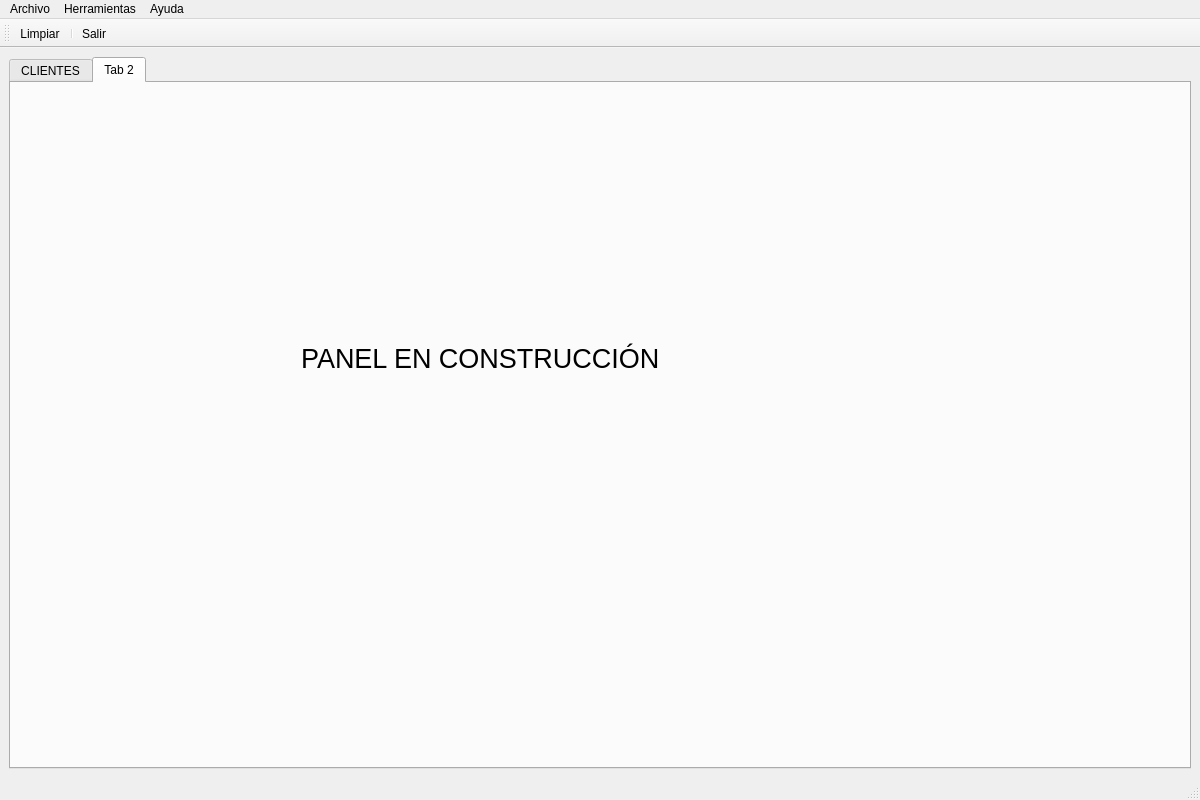
Above: templates/venPrincipal.ui from BuaTeijeiro/ProyectoDI before the change. Below: the same form after it.
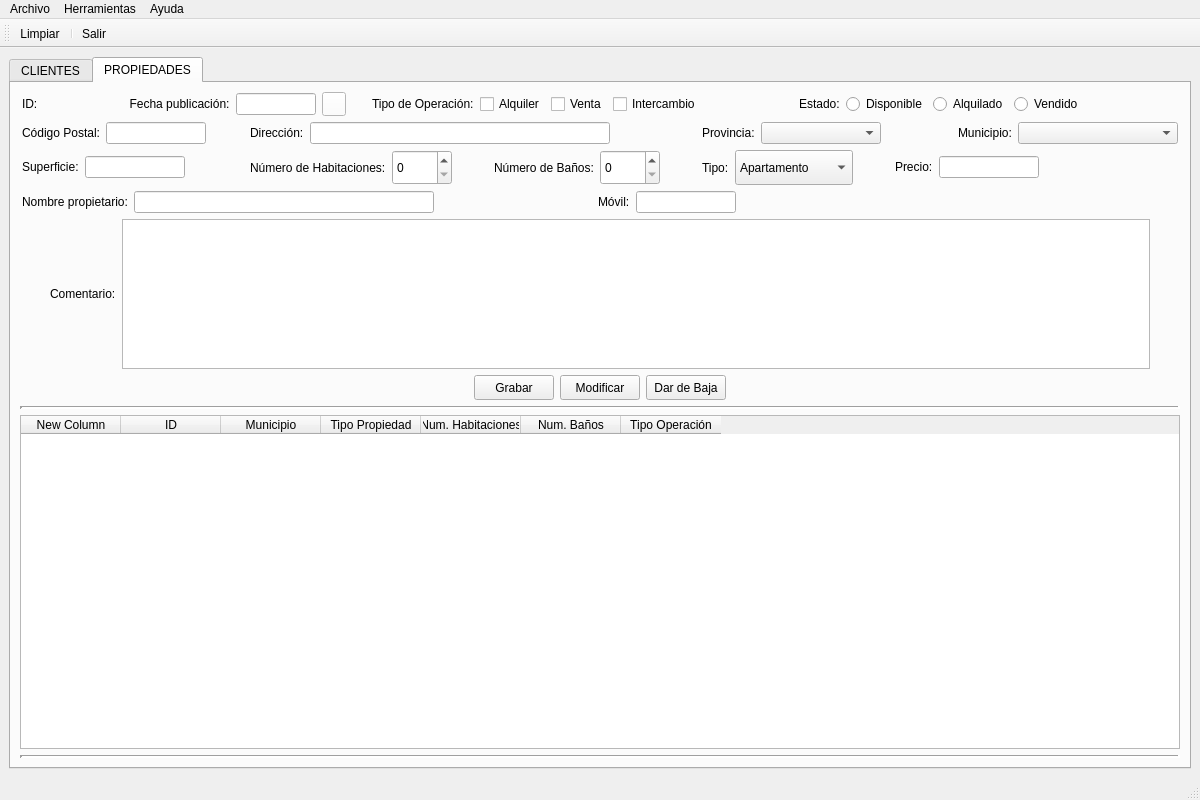
That is the form after the change. The open tabs and pages were chosen to show the change. Icons and pictures are not drawn.

Commit message: clase del 22/10/24: empezar panel propietarios

```diff
--- a/templates/venPrincipal.ui
+++ b/templates/venPrincipal.ui
@@ -778,26 +778,942 @@
       </widget>
       <widget class="QWidget" name="pesConstruccion">
        <attribute name="title">
-        <string>Tab 2</string>
+        <string>PROPIEDADES</string>
        </attribute>
-       <widget class="QLabel" name="label">
-        <property name="geometry">
-         <rect>
-          <x>290</x>
-          <y>130</y>
-          <width>411</width>
-          <height>291</height>
-         </rect>
-        </property>
-        <property name="font">
-         <font>
-          <pointsize>20</pointsize>
-         </font>
-        </property>
-        <property name="text">
-         <string>PANEL EN CONSTRUCCIÓN</string>
-        </property>
-       </widget>
+       <layout class="QVBoxLayout" name="verticalLayout_2">
+        <item>
+         <layout class="QHBoxLayout" name="horizontalLayout_34">
+          <item>
+           <spacer name="horizontalSpacer_30">
+            <property name="orientation">
+             <enum>Qt::Horizontal</enum>
+            </property>
+            <property name="sizeHint" stdset="0">
+             <size>
+              <width>18</width>
+              <height>20</height>
+             </size>
+            </property>
+           </spacer>
+          </item>
+          <item>
+           <layout class="QGridLayout" name="gridLayout_2">
+            <item row="0" column="0">
+             <layout class="QHBoxLayout" name="horizontalLayout_22">
+              <item>
+               <widget class="QLabel" name="label">
+                <property name="text">
+                 <string>ID:</string>
+                </property>
+               </widget>
+              </item>
+              <item>
+               <widget class="QLabel" name="lblProp">
+                <property name="text">
+                 <string/>
+                </property>
+               </widget>
+              </item>
+              <item>
+               <spacer name="horizontalSpacer_20">
+                <property name="orientation">
+                 <enum>Qt::Horizontal</enum>
+                </property>
+                <property name="sizeHint" stdset="0">
+                 <size>
+                  <width>40</width>
+                  <height>20</height>
+                 </size>
+                </property>
+               </spacer>
+              </item>
+             </layout>
+            </item>
+            <item row="0" column="1" colspan="2">
+             <layout class="QHBoxLayout" name="horizontalLayout_23">
+              <item>
+               <widget class="QLabel" name="lblFechaprop">
+                <property name="text">
+                 <string>Fecha publicación:</string>
+                </property>
+                <property name="alignment">
+                 <set>Qt::AlignCenter</set>
+                </property>
+               </widget>
+              </item>
+              <item>
+               <widget class="QLineEdit" name="txtFechaprop">
+                <property name="minimumSize">
+                 <size>
+                  <width>80</width>
+                  <height>0</height>
+                 </size>
+                </property>
+                <property name="maximumSize">
+                 <size>
+                  <width>80</width>
+                  <height>16777215</height>
+                 </size>
+                </property>
+                <property name="alignment">
+                 <set>Qt::AlignCenter</set>
+                </property>
+               </widget>
+              </item>
+              <item>
+               <widget class="QPushButton" name="btnFechaprop">
+                <property name="minimumSize">
+                 <size>
+                  <width>24</width>
+                  <height>24</height>
+                 </size>
+                </property>
+                <property name="maximumSize">
+                 <size>
+                  <width>24</width>
+                  <height>24</height>
+                 </size>
+                </property>
+                <property name="styleSheet">
+                 <string notr="true">background-color: #FFF</string>
+                </property>
+                <property name="text">
+                 <string/>
+                </property>
+                <property name="icon">
+                 <iconset>
+                  <normaloff>../img/calendar.ico</normaloff>../img/calendar.ico</iconset>
+                </property>
+                <property name="iconSize">
+                 <size>
+                  <width>24</width>
+                  <height>24</height>
+                 </size>
+                </property>
+               </widget>
+              </item>
+              <item>
+               <spacer name="horizontalSpacer_18">
+                <property name="orientation">
+                 <enum>Qt::Horizontal</enum>
+                </property>
+                <property name="sizeType">
+                 <enum>QSizePolicy::Fixed</enum>
+                </property>
+                <property name="sizeHint" stdset="0">
+                 <size>
+                  <width>20</width>
+                  <height>20</height>
+                 </size>
+                </property>
+               </spacer>
+              </item>
+             </layout>
+            </item>
+            <item row="0" column="3" colspan="4">
+             <layout class="QHBoxLayout" name="horizontalLayout_25">
+              <item>
+               <widget class="QLabel" name="label_3">
+                <property name="text">
+                 <string>Tipo de Operación:</string>
+                </property>
+               </widget>
+              </item>
+              <item>
+               <widget class="QCheckBox" name="checkBox_2">
+                <property name="text">
+                 <string>Alquiler</string>
+                </property>
+               </widget>
+              </item>
+              <item>
+               <widget class="QCheckBox" name="checkBox">
+                <property name="text">
+                 <string>Venta</string>
+                </property>
+               </widget>
+              </item>
+              <item>
+               <widget class="QCheckBox" name="checkBox_3">
+                <property name="text">
+                 <string>Intercambio</string>
+                </property>
+               </widget>
+              </item>
+              <item>
+               <spacer name="horizontalSpacer_26">
+                <property name="orientation">
+                 <enum>Qt::Horizontal</enum>
+                </property>
+                <property name="sizeHint" stdset="0">
+                 <size>
+                  <width>40</width>
+                  <height>20</height>
+                 </size>
+                </property>
+               </spacer>
+              </item>
+             </layout>
+            </item>
+            <item row="0" column="7" colspan="3">
+             <layout class="QHBoxLayout" name="horizontalLayout_24">
+              <item>
+               <widget class="QLabel" name="label_2">
+                <property name="text">
+                 <string>Estado:</string>
+                </property>
+               </widget>
+              </item>
+              <item>
+               <widget class="QRadioButton" name="rbtEstadoprop">
+                <property name="text">
+                 <string>Disponible</string>
+                </property>
+               </widget>
+              </item>
+              <item>
+               <widget class="QRadioButton" name="rbtEstadoprop_2">
+                <property name="text">
+                 <string>Alquilado</string>
+                </property>
+               </widget>
+              </item>
+              <item>
+               <widget class="QRadioButton" name="rbtEstadoprop_3">
+                <property name="text">
+                 <string>Vendido</string>
+                </property>
+               </widget>
+              </item>
+              <item>
+               <spacer name="horizontalSpacer_19">
+                <property name="orientation">
+                 <enum>Qt::Horizontal</enum>
+                </property>
+                <property name="sizeHint" stdset="0">
+                 <size>
+                  <width>40</width>
+                  <height>20</height>
+                 </size>
+                </property>
+               </spacer>
+              </item>
+             </layout>
+            </item>
+            <item row="1" column="0" colspan="2">
+             <layout class="QHBoxLayout" name="horizontalLayout_28">
+              <item alignment="Qt::AlignLeft">
+               <widget class="QLabel" name="lblCPprop">
+                <property name="sizePolicy">
+                 <sizepolicy hsizetype="Fixed" vsizetype="Fixed">
+                  <horstretch>0</horstretch>
+                  <verstretch>0</verstretch>
+                 </sizepolicy>
+                </property>
+                <property name="text">
+                 <string>Código Postal:</string>
+                </property>
+               </widget>
+              </item>
+              <item>
+               <widget class="QLineEdit" name="txtCPprop">
+                <property name="minimumSize">
+                 <size>
+                  <width>100</width>
+                  <height>0</height>
+                 </size>
+                </property>
+                <property name="maximumSize">
+                 <size>
+                  <width>100</width>
+                  <height>16777215</height>
+                 </size>
+                </property>
+               </widget>
+              </item>
+              <item>
+               <spacer name="horizontalSpacer_22">
+                <property name="orientation">
+                 <enum>Qt::Horizontal</enum>
+                </property>
+                <property name="sizeHint" stdset="0">
+                 <size>
+                  <width>40</width>
+                  <height>20</height>
+                 </size>
+                </property>
+               </spacer>
+              </item>
+             </layout>
+            </item>
+            <item row="1" column="2" colspan="4">
+             <layout class="QHBoxLayout" name="horizontalLayout_27">
+              <item alignment="Qt::AlignLeft">
+               <widget class="QLabel" name="lblDirprop">
+                <property name="sizePolicy">
+                 <sizepolicy hsizetype="Fixed" vsizetype="Fixed">
+                  <horstretch>0</horstretch>
+                  <verstretch>0</verstretch>
+                 </sizepolicy>
+                </property>
+                <property name="text">
+                 <string>Dirección:</string>
+                </property>
+               </widget>
+              </item>
+              <item>
+               <widget class="QLineEdit" name="txtDirprop">
+                <property name="minimumSize">
+                 <size>
+                  <width>300</width>
+                  <height>0</height>
+                 </size>
+                </property>
+                <property name="maximumSize">
+                 <size>
+                  <width>300</width>
+                  <height>16777215</height>
+                 </size>
+                </property>
+               </widget>
+              </item>
+              <item>
+               <spacer name="horizontalSpacer_21">
+                <property name="orientation">
+                 <enum>Qt::Horizontal</enum>
+                </property>
+                <property name="sizeHint" stdset="0">
+                 <size>
+                  <width>40</width>
+                  <height>20</height>
+                 </size>
+                </property>
+               </spacer>
+              </item>
+             </layout>
+            </item>
+            <item row="1" column="6" colspan="3">
+             <layout class="QHBoxLayout" name="horizontalLayout_20">
+              <item>
+               <widget class="QLabel" name="lblProvprop">
+                <property name="sizePolicy">
+                 <sizepolicy hsizetype="Fixed" vsizetype="Fixed">
+                  <horstretch>0</horstretch>
+                  <verstretch>0</verstretch>
+                 </sizepolicy>
+                </property>
+                <property name="text">
+                 <string>Provincia:</string>
+                </property>
+               </widget>
+              </item>
+              <item>
+               <widget class="QComboBox" name="cmbProvprop">
+                <property name="minimumSize">
+                 <size>
+                  <width>120</width>
+                  <height>0</height>
+                 </size>
+                </property>
+                <property name="maximumSize">
+                 <size>
+                  <width>150</width>
+                  <height>16777215</height>
+                 </size>
+                </property>
+               </widget>
+              </item>
+              <item>
+               <spacer name="horizontalSpacer_16">
+                <property name="orientation">
+                 <enum>Qt::Horizontal</enum>
+                </property>
+                <property name="sizeHint" stdset="0">
+                 <size>
+                  <width>40</width>
+                  <height>20</height>
+                 </size>
+                </property>
+               </spacer>
+              </item>
+             </layout>
+            </item>
+            <item row="1" column="9">
+             <layout class="QHBoxLayout" name="horizontalLayout_19">
+              <item alignment="Qt::AlignLeft">
+               <widget class="QLabel" name="lblMuniprop">
+                <property name="sizePolicy">
+                 <sizepolicy hsizetype="Fixed" vsizetype="Fixed">
+                  <horstretch>0</horstretch>
+                  <verstretch>0</verstretch>
+                 </sizepolicy>
+                </property>
+                <property name="text">
+                 <string>Municipio:</string>
+                </property>
+               </widget>
+              </item>
+              <item>
+               <widget class="QComboBox" name="cmbMuniprop">
+                <property name="minimumSize">
+                 <size>
+                  <width>160</width>
+                  <height>0</height>
+                 </size>
+                </property>
+                <property name="maximumSize">
+                 <size>
+                  <width>180</width>
+                  <height>16777215</height>
+                 </size>
+                </property>
+               </widget>
+              </item>
+             </layout>
+            </item>
+            <item row="2" column="0" colspan="2">
+             <layout class="QHBoxLayout" name="horizontalLayout_29">
+              <item alignment="Qt::AlignLeft">
+               <widget class="QLabel" name="lblSuperprop">
+                <property name="sizePolicy">
+                 <sizepolicy hsizetype="Fixed" vsizetype="Fixed">
+                  <horstretch>0</horstretch>
+                  <verstretch>0</verstretch>
+                 </sizepolicy>
+                </property>
+                <property name="text">
+                 <string>Superficie:</string>
+                </property>
+               </widget>
+              </item>
+              <item>
+               <widget class="QLineEdit" name="txtSuperprop">
+                <property name="minimumSize">
+                 <size>
+                  <width>100</width>
+                  <height>0</height>
+                 </size>
+                </property>
+                <property name="maximumSize">
+                 <size>
+                  <width>100</width>
+                  <height>16777215</height>
+                 </size>
+                </property>
+               </widget>
+              </item>
+              <item>
+               <spacer name="horizontalSpacer_23">
+                <property name="orientation">
+                 <enum>Qt::Horizontal</enum>
+                </property>
+                <property name="sizeHint" stdset="0">
+                 <size>
+                  <width>40</width>
+                  <height>20</height>
+                 </size>
+                </property>
+               </spacer>
+              </item>
+             </layout>
+            </item>
+            <item row="2" column="2" colspan="2">
+             <layout class="QHBoxLayout" name="horizontalLayout_18">
+              <item>
+               <widget class="QLabel" name="lblHabprop">
+                <property name="text">
+                 <string>Número de Habitaciones:</string>
+                </property>
+               </widget>
+              </item>
+              <item>
+               <widget class="QSpinBox" name="spinHabprop">
+                <property name="minimumSize">
+                 <size>
+                  <width>60</width>
+                  <height>35</height>
+                 </size>
+                </property>
+               </widget>
+              </item>
+              <item>
+               <spacer name="horizontalSpacer_15">
+                <property name="orientation">
+                 <enum>Qt::Horizontal</enum>
+                </property>
+                <property name="sizeHint" stdset="0">
+                 <size>
+                  <width>40</width>
+                  <height>20</height>
+                 </size>
+                </property>
+               </spacer>
+              </item>
+             </layout>
+            </item>
+            <item row="2" column="4" colspan="2">
+             <layout class="QHBoxLayout" name="horizontalLayout_17">
+              <item>
+               <widget class="QLabel" name="lblBanosprop">
+                <property name="text">
+                 <string>Número de Baños:</string>
+                </property>
+               </widget>
+              </item>
+              <item>
+               <widget class="QSpinBox" name="spinBanosprop">
+                <property name="minimumSize">
+                 <size>
+                  <width>60</width>
+                  <height>35</height>
+                 </size>
+                </property>
+               </widget>
+              </item>
+              <item>
+               <spacer name="horizontalSpacer_14">
+                <property name="orientation">
+                 <enum>Qt::Horizontal</enum>
+                </property>
+                <property name="sizeHint" stdset="0">
+                 <size>
+                  <width>40</width>
+                  <height>20</height>
+                 </size>
+                </property>
+               </spacer>
+              </item>
+             </layout>
+            </item>
+            <item row="2" column="6" colspan="2">
+             <layout class="QHBoxLayout" name="horizontalLayout_33">
+              <item>
+               <widget class="QLabel" name="label_5">
+                <property name="text">
+                 <string>Tipo:</string>
+                </property>
+               </widget>
+              </item>
+              <item>
+               <widget class="QComboBox" name="comboBox">
+                <property name="minimumSize">
+                 <size>
+                  <width>0</width>
+                  <height>35</height>
+                 </size>
+                </property>
+                <item>
+                 <property name="text">
+                  <string>Apartamento</string>
+                 </property>
+                </item>
+                <item>
+                 <property name="text">
+                  <string>Casa</string>
+                 </property>
+                </item>
+                <item>
+                 <property name="text">
+                  <string>Local Comercial</string>
+                 </property>
+                </item>
+                <item>
+                 <property name="text">
+                  <string>Garaje</string>
+                 </property>
+                </item>
+               </widget>
+              </item>
+              <item>
+               <spacer name="horizontalSpacer_29">
+                <property name="orientation">
+                 <enum>Qt::Horizontal</enum>
+                </property>
+                <property name="sizeHint" stdset="0">
+                 <size>
+                  <width>40</width>
+                  <height>20</height>
+                 </size>
+                </property>
+               </spacer>
+              </item>
+             </layout>
+            </item>
+            <item row="2" column="8" colspan="2">
+             <layout class="QHBoxLayout" name="horizontalLayout_30">
+              <item alignment="Qt::AlignLeft">
+               <widget class="QLabel" name="lblPrecioprop">
+                <property name="sizePolicy">
+                 <sizepolicy hsizetype="Fixed" vsizetype="Fixed">
+                  <horstretch>0</horstretch>
+                  <verstretch>0</verstretch>
+                 </sizepolicy>
+                </property>
+                <property name="text">
+                 <string>Precio:</string>
+                </property>
+               </widget>
+              </item>
+              <item>
+               <widget class="QLineEdit" name="txtPrecioprop">
+                <property name="minimumSize">
+                 <size>
+                  <width>100</width>
+                  <height>0</height>
+                 </size>
+                </property>
+                <property name="maximumSize">
+                 <size>
+                  <width>100</width>
+                  <height>16777215</height>
+                 </size>
+                </property>
+               </widget>
+              </item>
+              <item>
+               <spacer name="horizontalSpacer_24">
+                <property name="orientation">
+                 <enum>Qt::Horizontal</enum>
+                </property>
+                <property name="sizeHint" stdset="0">
+                 <size>
+                  <width>40</width>
+                  <height>20</height>
+                 </size>
+                </property>
+               </spacer>
+              </item>
+             </layout>
+            </item>
+            <item row="3" column="0" colspan="5">
+             <layout class="QHBoxLayout" name="horizontalLayout_31">
+              <item alignment="Qt::AlignLeft">
+               <widget class="QLabel" name="lblNomeprop">
+                <property name="sizePolicy">
+                 <sizepolicy hsizetype="Fixed" vsizetype="Fixed">
+                  <horstretch>0</horstretch>
+                  <verstretch>0</verstretch>
+                 </sizepolicy>
+                </property>
+                <property name="text">
+                 <string>Nombre propietario:</string>
+                </property>
+               </widget>
+              </item>
+              <item>
+               <widget class="QLineEdit" name="txtNomeprop">
+                <property name="minimumSize">
+                 <size>
+                  <width>300</width>
+                  <height>0</height>
+                 </size>
+                </property>
+                <property name="maximumSize">
+                 <size>
+                  <width>300</width>
+                  <height>16777215</height>
+                 </size>
+                </property>
+               </widget>
+              </item>
+              <item>
+               <spacer name="horizontalSpacer_25">
+                <property name="orientation">
+                 <enum>Qt::Horizontal</enum>
+                </property>
+                <property name="sizeHint" stdset="0">
+                 <size>
+                  <width>40</width>
+                  <height>20</height>
+                 </size>
+                </property>
+               </spacer>
+              </item>
+             </layout>
+            </item>
+            <item row="3" column="5" colspan="2">
+             <layout class="QHBoxLayout" name="horizontalLayout_21">
+              <item>
+               <widget class="QLabel" name="lblMovilprop">
+                <property name="sizePolicy">
+                 <sizepolicy hsizetype="Fixed" vsizetype="Fixed">
+                  <horstretch>0</horstretch>
+                  <verstretch>0</verstretch>
+                 </sizepolicy>
+                </property>
+                <property name="text">
+                 <string>Móvil:</string>
+                </property>
+               </widget>
+              </item>
+              <item>
+               <widget class="QLineEdit" name="txtMovilprop">
+                <property name="minimumSize">
+                 <size>
+                  <width>100</width>
+                  <height>0</height>
+                 </size>
+                </property>
+                <property name="maximumSize">
+                 <size>
+                  <width>100</width>
+                  <height>16777215</height>
+                 </size>
+                </property>
+                <property name="alignment">
+                 <set>Qt::AlignLeading|Qt::AlignLeft|Qt::AlignVCenter</set>
+                </property>
+               </widget>
+              </item>
+              <item>
+               <spacer name="horizontalSpacer_17">
+                <property name="orientation">
+                 <enum>Qt::Horizontal</enum>
+                </property>
+                <property name="sizeHint" stdset="0">
+                 <size>
+                  <width>38</width>
+                  <height>20</height>
+                 </size>
+                </property>
+               </spacer>
+              </item>
+             </layout>
+            </item>
+           </layout>
+          </item>
+          <item>
+           <spacer name="horizontalSpacer_31">
+            <property name="orientation">
+             <enum>Qt::Horizontal</enum>
+            </property>
+            <property name="sizeHint" stdset="0">
+             <size>
+              <width>18</width>
+              <height>20</height>
+             </size>
+            </property>
+           </spacer>
+          </item>
+         </layout>
+        </item>
+        <item>
+         <layout class="QHBoxLayout" name="horizontalLayout_32">
+          <item>
+           <spacer name="horizontalSpacer_27">
+            <property name="orientation">
+             <enum>Qt::Horizontal</enum>
+            </property>
+            <property name="sizeType">
+             <enum>QSizePolicy::Maximum</enum>
+            </property>
+            <property name="sizeHint" stdset="0">
+             <size>
+              <width>30</width>
+              <height>20</height>
+             </size>
+            </property>
+           </spacer>
+          </item>
+          <item>
+           <layout class="QHBoxLayout" name="horizontalLayout_26">
+            <item>
+             <widget class="QLabel" name="label_4">
+              <property name="text">
+               <string>Comentario:</string>
+              </property>
+             </widget>
+            </item>
+            <item>
+             <widget class="QTextEdit" name="textEdit">
+              <property name="maximumSize">
+               <size>
+                <width>16777215</width>
+                <height>150</height>
+               </size>
+              </property>
+             </widget>
+            </item>
+           </layout>
+          </item>
+          <item>
+           <spacer name="horizontalSpacer_28">
+            <property name="orientation">
+             <enum>Qt::Horizontal</enum>
+            </property>
+            <property name="sizeType">
+             <enum>QSizePolicy::Maximum</enum>
+            </property>
+            <property name="sizeHint" stdset="0">
+             <size>
+              <width>30</width>
+              <height>20</height>
+             </size>
+            </property>
+           </spacer>
+          </item>
+         </layout>
+        </item>
+        <item>
+         <layout class="QHBoxLayout" name="horizontalLayout_15">
+          <item>
+           <spacer name="horizontalSpacer_12">
+            <property name="orientation">
+             <enum>Qt::Horizontal</enum>
+            </property>
+            <property name="sizeHint" stdset="0">
+             <size>
+              <width>40</width>
+              <height>20</height>
+             </size>
+            </property>
+           </spacer>
+          </item>
+          <item>
+           <layout class="QHBoxLayout" name="horizontalLayout_16">
+            <item>
+             <widget class="QPushButton" name="btnGrabarcli_2">
+              <property name="minimumSize">
+               <size>
+                <width>80</width>
+                <height>25</height>
+               </size>
+              </property>
+              <property name="maximumSize">
+               <size>
+                <width>80</width>
+                <height>25</height>
+               </size>
+              </property>
+              <property name="text">
+               <string>Grabar</string>
+              </property>
+             </widget>
+            </item>
+            <item>
+             <widget class="QPushButton" name="btnModifcli_2">
+              <property name="minimumSize">
+               <size>
+                <width>80</width>
+                <height>25</height>
+               </size>
+              </property>
+              <property name="maximumSize">
+               <size>
+                <width>80</width>
+                <height>25</height>
+               </size>
+              </property>
+              <property name="text">
+               <string>Modificar</string>
+              </property>
+             </widget>
+            </item>
+            <item>
+             <widget class="QPushButton" name="btnDelcli_2">
+              <property name="minimumSize">
+               <size>
+                <width>80</width>
+                <height>25</height>
+               </size>
+              </property>
+              <property name="maximumSize">
+               <size>
+                <width>80</width>
+                <height>25</height>
+               </size>
+              </property>
+              <property name="text">
+               <string>Dar de Baja</string>
+              </property>
+             </widget>
+            </item>
+           </layout>
+          </item>
+          <item>
+           <spacer name="horizontalSpacer_13">
+            <property name="orientation">
+             <enum>Qt::Horizontal</enum>
+            </property>
+            <property name="sizeHint" stdset="0">
+             <size>
+              <width>40</width>
+              <height>20</height>
+             </size>
+            </property>
+           </spacer>
+          </item>
+         </layout>
+        </item>
+        <item>
+         <widget class="Line" name="line_3">
+          <property name="lineWidth">
+           <number>3</number>
+          </property>
+          <property name="orientation">
+           <enum>Qt::Horizontal</enum>
+          </property>
+         </widget>
+        </item>
+        <item>
+         <widget class="QTableWidget" name="tablaClientes_2">
+          <property name="editTriggers">
+           <set>QAbstractItemView::NoEditTriggers</set>
+          </property>
+          <property name="selectionBehavior">
+           <enum>QAbstractItemView::SelectRows</enum>
+          </property>
+          <attribute name="verticalHeaderVisible">
+           <bool>false</bool>
+          </attribute>
+          <column>
+           <property name="text">
+            <string>New Column</string>
+           </property>
+          </column>
+          <column>
+           <property name="text">
+            <string>ID</string>
+           </property>
+          </column>
+          <column>
+           <property name="text">
+            <string>Municipio</string>
+           </property>
+          </column>
+          <column>
+           <property name="text">
+            <string>Tipo Propiedad</string>
+           </property>
+          </column>
+          <column>
+           <property name="text">
+            <string>Num. Habitaciones</string>
+           </property>
+          </column>
+          <column>
+           <property name="text">
+            <string>Num. Baños</string>
+           </property>
+          </column>
+          <column>
+           <property name="text">
+            <string>Tipo Operación</string>
+           </property>
+          </column>
+         </widget>
+        </item>
+        <item>
+         <widget class="Line" name="line_4">
+          <property name="lineWidth">
+           <number>3</number>
+          </property>
+          <property name="orientation">
+           <enum>Qt::Horizontal</enum>
+          </property>
+         </widget>
+        </item>
+       </layout>
       </widget>
      </widget>
     </item>
```
Left out of the diff: 4 changed lines with no effect on the pictures. The commit also changes 10 other files.
